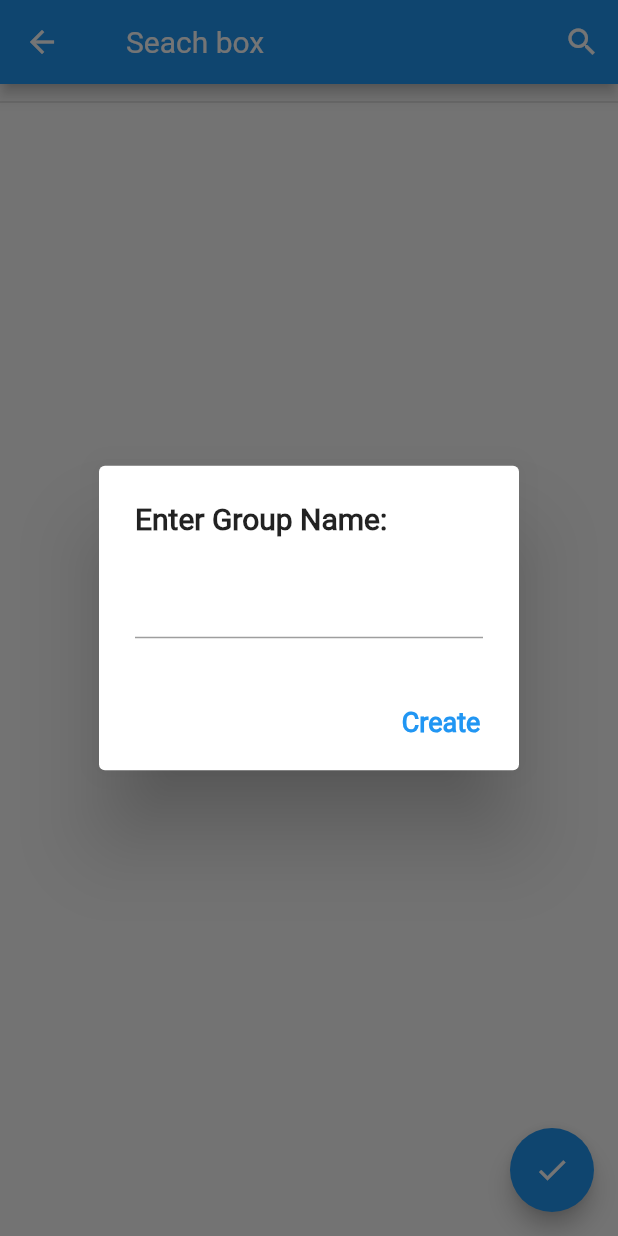
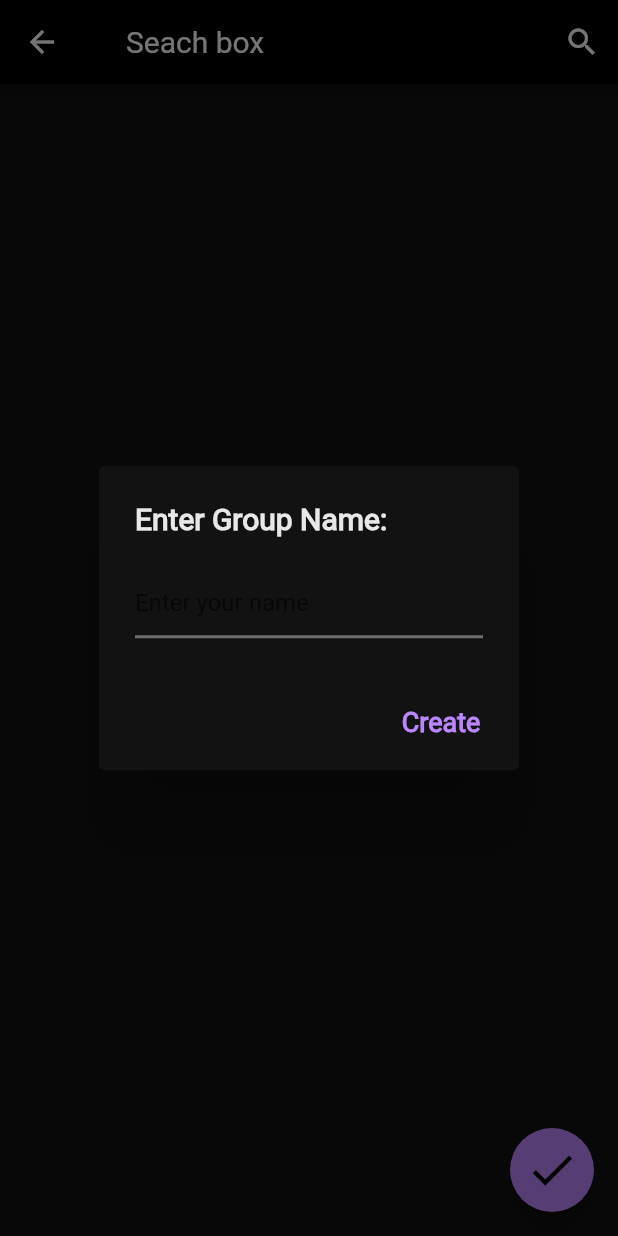
Before and after one commit to varenyamBakshi/Live_Location_Tracking_App, a Flutter app: the SearchPage screen opened by its route, after a tap on the "check" icon, on a phone screen of 412 x 824 dp. Run offline on Flutter 3.47's test engine with Material 2 defaults, Android fonts, the phone set to English and light mode, and no system bars; our stand-ins replace cloud_firestore, firebase_auth, firebase_core, flutter_signin_button, geolocator, google_maps_flutter and 2 more; missing offline and left inert: geoflutterfire; accounts and stored records are empty.

Commit message:
making UI uniform

```diff
--- a/lib/GroupsMap.dart
+++ b/lib/GroupsMap.dart
@@ -32,6 +32,7 @@ class GroupMap extends StatelessWidget {
     return MaterialApp(
       home: Scaffold(
         appBar: AppBar(
+          backgroundColor: Colors.black,
           leading: IconButton(
             icon: Icon(Icons.arrow_back),
             onPressed: (){
--- a/lib/Home.dart
+++ b/lib/Home.dart
@@ -33,11 +33,11 @@ class _HomePageState extends State<HomePage> {
     return MaterialApp(
       home: Scaffold(
         appBar: AppBar(
-          backgroundColor: Color(0xffBB86FC),
+          backgroundColor: Colors.black,
           title: Text(
             'Home Screen',
             style: TextStyle(
-              color: Color(0xff121212),
+              color: Colors.white,
               fontWeight: FontWeight.bold,
               fontSize: 24,
             ),
--- a/lib/Search.dart
+++ b/lib/Search.dart
@@ -182,7 +182,7 @@ class _SearchPageState extends State<SearchPage>
       label: Text(
         label,
         style: TextStyle(
-          color: Colors.white,
+          color: Colors.black,
         ),
       ),
       deleteIcon: Icon(
@@ -208,16 +208,27 @@ class _SearchPageState extends State<SearchPage>
 
     return showDialog(context: context, builder: (context){
       return AlertDialog(
+        backgroundColor: Color(0xff121212),
         title: Text("Enter Group Name: ",
-        style: TextStyle(fontWeight: FontWeight.bold),),
+        style: TextStyle(fontWeight: FontWeight.bold, color: Colors.white.withOpacity(0.9)),),
         content: TextField(
           controller: _groupNamecontroller,
+          style: TextStyle(color: Colors.white),
+          decoration: InputDecoration(
+            focusedBorder: UnderlineInputBorder(
+              borderSide: BorderSide(color: Color(0xffBB86FC), width: 2.0),
+            ),
+            enabledBorder: UnderlineInputBorder(
+              borderSide: BorderSide(color: Colors.white38, width: 2.0),
+            ),
+            hintText: 'Enter your name',
+          ),
         ),
         actions : <Widget>[
           MaterialButton(
               elevation: 5.0,
               child: Text('Create',
-              style: TextStyle(fontWeight: FontWeight.bold, fontSize: 18, color: Colors.blue),),
+              style: TextStyle(fontWeight: FontWeight.bold, fontSize: 18, color:  Color(0xffBB86FC)),),
               onPressed: (){
                 Navigator.of(context).pop();
                 createcollectiongroup();
@@ -252,15 +263,17 @@ class _SearchPageState extends State<SearchPage>
   @override
   Widget build(BuildContext context) {
     return new Scaffold(
+      backgroundColor: Color(0xff121212),
       key: scaffoldKey,
       appBar: new AppBar(
+        backgroundColor: Colors.black,
         leading: _isSearching ? const BackButton() : null,
         title: _isSearching ? _buildSearchField() : _buildTitle(context),
         actions: _buildActions(),
       ),
         floatingActionButton: FloatingActionButton(
-          backgroundColor: Colors.blue,
-          child: Icon(Icons.check),
+          backgroundColor: Color(0xffBB86FC),
+          child: Icon(Icons.check,color: Colors.black,size: 36,),
           onPressed: () {
             createAlertDialog(context);
           },
@@ -278,7 +291,7 @@ class _SearchPageState extends State<SearchPage>
                 spacing: 6.0,
                 runSpacing: 6.0,
                 children: _selectedusernames
-                    .map((item) => _buildChip(item, Color(0xffff6666)))
+                    .map((item) => _buildChip(item,  Color(0xffBB86FC)))
                     .toList()
                     .cast<Widget>()),
               )
```
Also changed, not shown: lib/groups.dart (+20 -10 lines), pubspec.lock.
